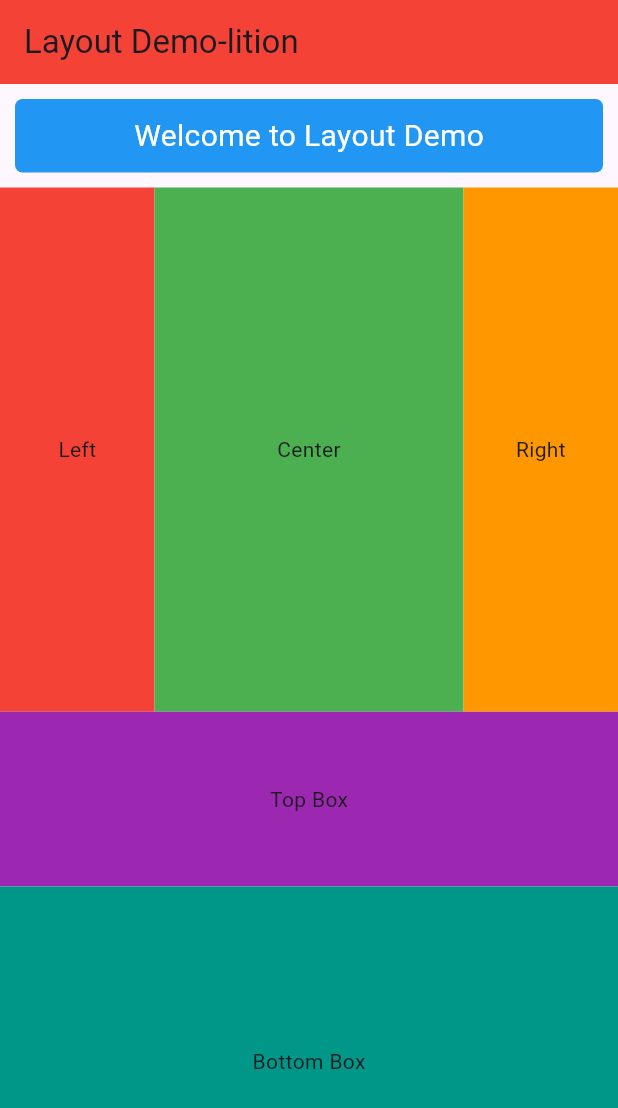
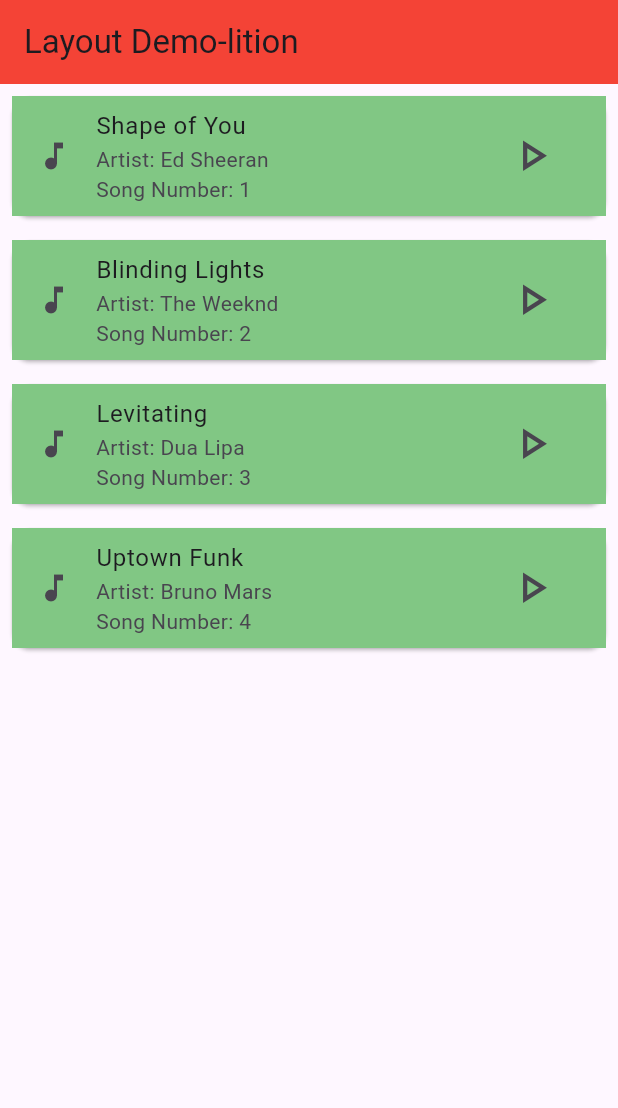
Before and after one commit to allgoods09/flutter_layout_demo, a Flutter app: the screen it shows after launch, on a phone screen of 412 x 824 dp. Shown: the top 1108 px of the screen. Run offline on Flutter 3.47's test engine with Material 3 defaults, Android fonts, the phone set to English and light mode, and no system bars.

Commit message:
first commit

```diff
--- a/lib/main.dart
+++ b/lib/main.dart
@@ -19,6 +19,14 @@ class MyApp extends StatelessWidget {
 }
 
 class HomePage extends StatelessWidget {
+  // final List<String> motorcyles = ['Yamaha R15', 'Honda Winner X', 'Suzuki Raider', 'Kawasaki GX25R', 'Panigale V4S', 'BMW S1000RR'];
+  final List<Map<String, String>> songs = [
+  {'title': 'Shape of You', 'artist': 'Ed Sheeran'},
+  {'title': 'Blinding Lights', 'artist': 'The Weeknd'},
+  {'title': 'Levitating', 'artist': 'Dua Lipa'},
+  {'title': 'Uptown Funk', 'artist': 'Bruno Mars'},
+];
+
   @override
   Widget build(BuildContext context) {
     return Scaffold(
@@ -26,83 +34,139 @@ class HomePage extends StatelessWidget {
         title: Text('Layout Demo-lition'),
         backgroundColor: Colors.red,
       ),
-      body: Column(
-        children: [
-          Container(
-            margin: EdgeInsets.all(10.0),
-            padding: EdgeInsets.all(10.0),
-            decoration: BoxDecoration(
-              borderRadius: BorderRadius.circular(5.0),
-              color: Colors.blue,
+      body: ListView.builder(
+        itemCount: songs.length,
+        itemBuilder: (context, index) {
+          final song = songs[index];
+          return Card(
+            margin: const EdgeInsets.symmetric(vertical: 8, horizontal: 8),
+            child: ListTile(
+              tileColor: Colors.green.shade300,
+              leading: const Icon(Icons.music_note),
+              title: Text(song['title'] ?? 'Unknown Title'),
+              subtitle: Text(
+                'Artist: ${song['artist'] ?? 'Unknown Artist'}\nSong Number: ${index + 1}',
+              ),
+              trailing: IconButton(
+                onPressed: () {
+                  ScaffoldMessenger.of(context).showSnackBar(
+                    SnackBar(
+                      content: Text('Now Playing ${song['title']}!'),
+                      duration: const Duration(seconds: 1),
+                    ),
+                  );
+                },
+                icon: const Icon(Icons.play_arrow_outlined, size: 35.0,),
+              ),
+              onTap: () {
+                ScaffoldMessenger.of(context).showSnackBar(
+                  SnackBar(
+                    content: Text('You selected ${song['title']}!'),
+                    duration: const Duration(seconds: 1),
+                  ),
+                );
+              },
             ),
-            child: Center(
-              child: Text(
-                'Welcome to Layout Demo',
-                style: TextStyle(
-                  color: Colors.white,
-                  fontSize: 20.0,
-                ),
-              ),
-            ),
-          ),
-          Expanded(
-            child: Row(
-              children: [
-                Expanded(
-                  flex: 1,
-                  child: Container(
-                    color: Colors.red,
-                    child: Center(
-                      child: Text('Left'),
-                    ),
-                  ),
-                ),
-                Expanded(
-                  flex: 2,
-                  child: Container(
-                    color: Colors.green,
-                    child: Center(
-                      child: Text('Center')
-                    ),
-                  ),
-                ),
-                Expanded(
-                  flex: 1,
-                  child: Container(
-                    color: Colors.orange,
-                    child: Center(
-                      child: Text('Right'),
-                    ),
-                  ),
-                ),
-              ],
-            ),
-          ),
-          Expanded(
-            child: Column(
-              children: [
-                Expanded(
-                  flex: 1,
-                  child: Container(
-                    color: Colors.purple,
-                    child: Center(
-                      child: Text('Top Box'),
-                    )
-                  ),
-                ),
-                Expanded(
-                  flex: 2,
-                  child: Container(
-                    color: Colors.teal,
-                    child: Center(
-                      child: Text('Bottom Box'),
-                    )
-                  ),
-                )
-              ],
-            ))
-        ],
+          );
+        },
       ),
+
+      // body: ListView.builder(
+      //   itemCount: motorcyles.length,
+      //   itemBuilder: (context, index) {
+      //     final motorcycle = motorcyles[index];
+      //     return Card(
+      //       margin: const EdgeInsets.symmetric(vertical: 8, horizontal: 16),
+      //       child: ListTile(
+      //         leading: const Icon(Icons.motorcycle),
+      //         title: Text(motorcycle),
+      //         subtitle: Text('Item Number: ${index + 1}'),
+      //         onTap: () {
+      //           ScaffoldMessenger.of(context).showSnackBar(
+      //             SnackBar(content: Text('You tapped on $motorcycle!'))
+      //           );
+      //         },
+      //       )
+      //     );
+      //   },
+      // ),
+      // body: Column(
+      //   children: [
+      //     Container(
+      //       margin: EdgeInsets.all(10.0),
+      //       padding: EdgeInsets.all(10.0),
+      //       decoration: BoxDecoration(
+      //         borderRadius: BorderRadius.circular(5.0),
+      //         color: Colors.blue,
+      //       ),
+      //       child: Center(
+      //         child: Text(
+      //           'Welcome to Layout Demo',
+      //           style: TextStyle(
+      //             color: Colors.white,
+      //             fontSize: 20.0,
+      //           ),
+      //         ),
+      //       ),
+      //     ),
+      //     Expanded(
+      //       child: Row(
+      //         children: [
+      //           Expanded(
+      //             flex: 1,
+      //             child: Container(
+      //               color: Colors.red,
+      //               child: Center(
+      //                 child: Text('Left'),
+      //               ),
+      //             ),
+      //           ),
+      //           Expanded(
+      //             flex: 2,
+      //             child: Container(
+      //               color: Colors.green,
+      //               child: Center(
+      //                 child: Text('Center')
+      //               ),
+      //             ),
+      //           ),
+      //           Expanded(
+      //             flex: 1,
+      //             child: Container(
+      //               color: Colors.orange,
+      //               child: Center(
+      //                 child: Text('Right'),
+      //               ),
+      //             ),
+      //           ),
+      //         ],
+      //       ),
+      //     ),
+      //     Expanded(
+      //       child: Column(
+      //         children: [
+      //           Expanded(
+      //             flex: 1,
+      //             child: Container(
+      //               color: Colors.purple,
+      //               child: Center(
+      //                 child: Text('Top Box'),
+      //               )
+      //             ),
+      //           ),
+      //           Expanded(
+      //             flex: 2,
+      //             child: Container(
+      //               color: Colors.teal,
+      //               child: Center(
+      //                 child: Text('Bottom Box'),
+      //               )
+      //             ),
+      //           )
+      //         ],
+      //       ))
+      //   ],
+      // ),
     );
   }
 }
```
